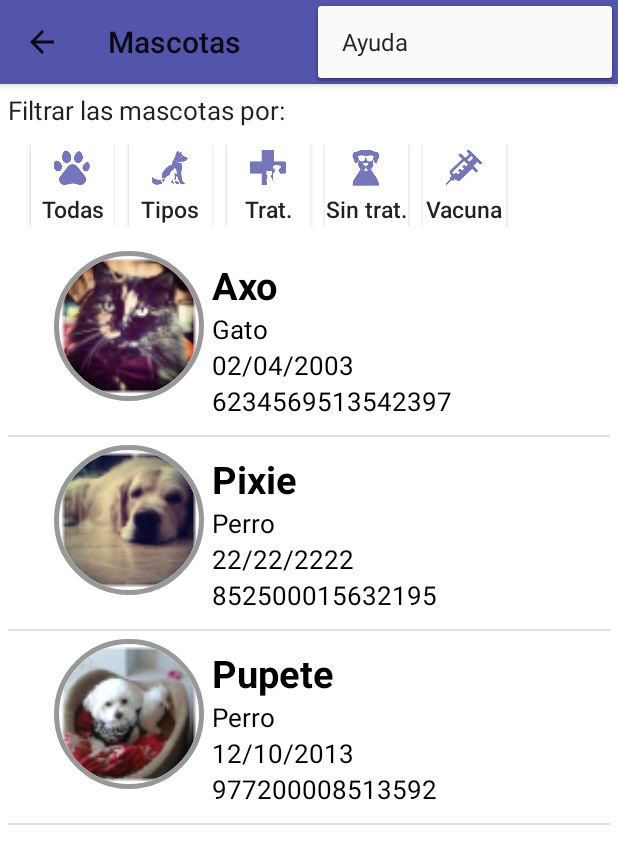
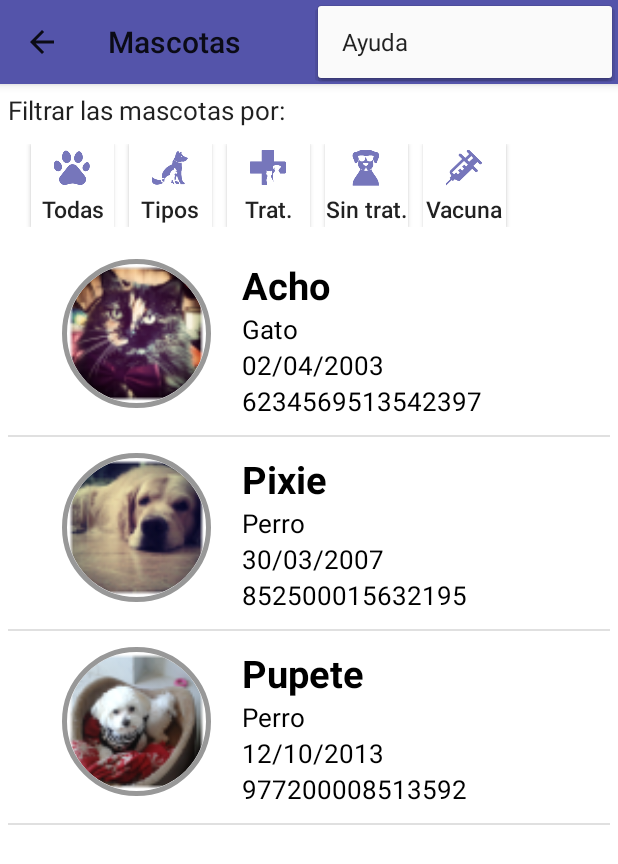
Before and after one commit to edum17/Pet-Agenda, an Android app: the screen it shows after launch (MainActivity), with the options menu open, on a phone screen of 412 x 824 dp. Shown: the top 864 px of the screen. Run offline under Robolectric (Android 15) with nearby library versions, the phone set to English and light mode, and no system bars; plain views replace CircularImageView; 2 statements that could not run were skipped.

```diff
--- a/ControlMascotas/app/src/main/java/com/example/german/controlmascotas/DBHelper.java
+++ b/ControlMascotas/app/src/main/java/com/example/german/controlmascotas/DBHelper.java
@@ -105,7 +105,7 @@ public class DBHelper extends SQLiteOpenHelper {
     private void insertarMascota1(SQLiteDatabase db) {
         ContentValues mascota1 = new ContentValues();
         mascota1.put(CN_idM,1);
-        mascota1.put(CN_NomM,"Axo");
+        mascota1.put(CN_NomM,"Acho");
         mascota1.put(CN_TipoM,"Gato");
         mascota1.put(CN_FechaNac,"02/04/2003");
         mascota1.put(CN_NXip,"6234569513542397");
@@ -121,7 +121,7 @@ public class DBHelper extends SQLiteOpenHelper {
         mascota2.put(CN_idM,2);
         mascota2.put(CN_NomM,"Pixie");
         mascota2.put(CN_TipoM,"Perro");
-        mascota2.put(CN_FechaNac,"22/22/2222");
+        mascota2.put(CN_FechaNac,"30/03/2007");
         mascota2.put(CN_NXip,"852500015632195");
         mascota2.put(CN_Med,"Gelocatil");
         mascota2.put(CN_Aler,"No");
--- a/ControlMascotas/app/src/main/res/layout/formato_fila_lista_mascotas.xml
+++ b/ControlMascotas/app/src/main/res/layout/formato_fila_lista_mascotas.xml
@@ -14,8 +14,9 @@
 
         <com.mikhaellopez.circularimageview.CircularImageView
             android:id="@id/fila_imagen"
-            android:layout_width="100dp"
-            android:layout_height="100dp"
+            android:layout_width="110dp"
+            android:layout_height="110dp"
+            android:padding="5dp"
             app:civ_shadow="true"
             app:civ_shadow_radius="10"
             app:civ_shadow_color="#000000"
@@ -28,7 +29,8 @@
         android:layout_width="fill_parent"
         android:layout_height="wrap_content"
         android:orientation="vertical"
-        android:padding="5dp">
+        android:padding="5dp"
+        android:layout_marginLeft="10dp">
         <TextView
             android:id="@+id/fila_nombre"
             android:text="Nombre"
```
Also changed, not shown: 2 other files.
